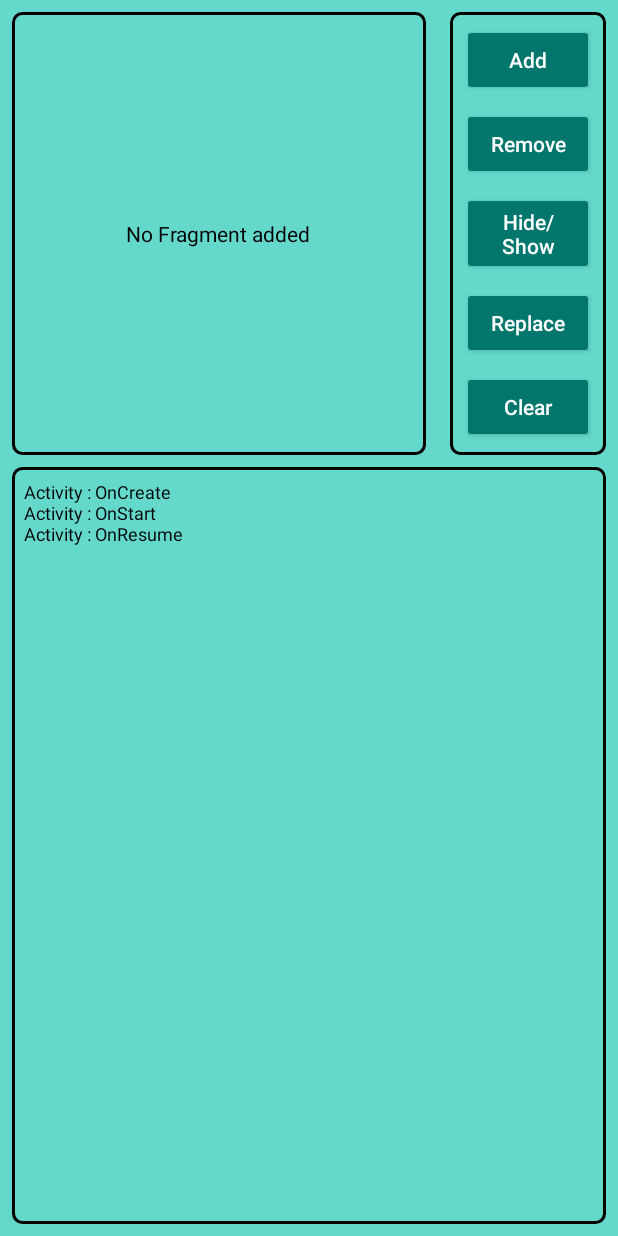
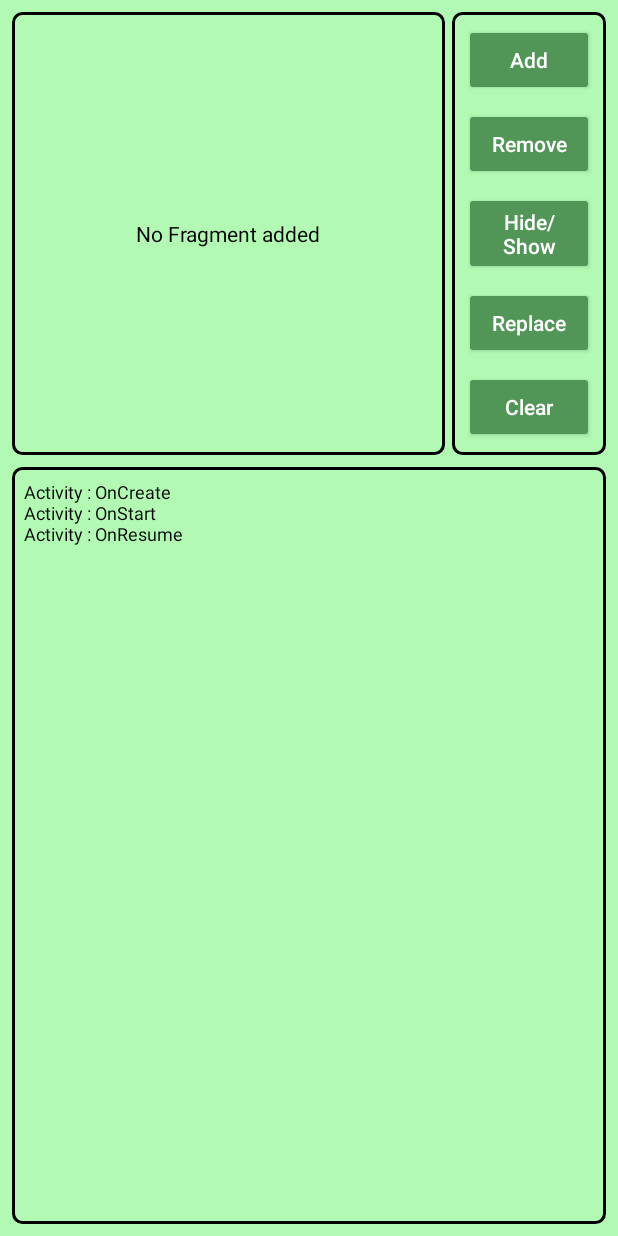
Before and after one commit to jk2pr/FragmentLifeCycle, an Android app: the screen it shows after launch (MainActivity), on a phone screen of 412 x 824 dp. Run offline under Robolectric (Android 15) with nearby library versions, the phone set to English and light mode, and no system bars.

Commit message:
Fix theme and scroll bar issue (#3)

```diff
--- a/app/build.gradle
+++ b/app/build.gradle
@@ -9,7 +9,7 @@ android {
         applicationId "com.jk.flcd"
         minSdkVersion 15
         targetSdkVersion 32
-        versionCode 7
+        versionCode 8
         versionName "1.0"
         testInstrumentationRunner "androidx.test.runner.AndroidJUnitRunner"
     }
--- a/app/src/main/java/com/jk/flcd/ui/fragments/BlankFragment.kt
+++ b/app/src/main/java/com/jk/flcd/ui/fragments/BlankFragment.kt
@@ -57,7 +57,7 @@ class BlankFragment : androidx.fragment.app.Fragment() {
     }
 
     override fun onActivityCreated(savedInstanceState: Bundle?) {
-        super.onActivityCreated(savedInstanceState!!)
+        super.onActivityCreated(savedInstanceState)
         holdingActivity.displayFragmentLog("$count OnActivityCreated")
     }
 
--- a/app/src/main/res/layout-land/activity_main.xml
+++ b/app/src/main/res/layout-land/activity_main.xml
@@ -20,30 +20,29 @@
         app:layout_constraintBottom_toBottomOf="parent"
         app:layout_constraintEnd_toStartOf="@+id/scrollView"
         app:layout_constraintStart_toStartOf="parent"
-        app:layout_constraintWidth_percent="0.45"
-        app:layout_constraintTop_toTopOf="parent">
+        app:layout_constraintTop_toTopOf="parent"
+        app:layout_constraintWidth_percent="0.45">
 
         <TextView
             android:layout_width="wrap_content"
             android:layout_height="wrap_content"
             android:layout_gravity="center"
-            android:textColor="@android:color/black"
-            android:text="@string/no_fragment" />
+            android:text="@string/no_fragment"
+            android:textColor="@android:color/black" />
 
     </FrameLayout>
     <ScrollView
         android:id="@+id/scrollView"
-        app:layout_constraintWidth_percent="0.25"
         android:layout_width="0dp"
         android:layout_height="0dp"
+        android:layout_margin="8dp"
+        android:background="@drawable/rounded_red_button"
+        android:fillViewport="true"
         android:padding="8dp"
-        android:layout_margin="8dp"
         app:layout_constraintBottom_toBottomOf="parent"
         app:layout_constraintEnd_toStartOf="@+id/constraintLayout"
         app:layout_constraintTop_toTopOf="parent"
-        android:fillViewport="true"
-        android:background="@drawable/rounded_red_button"
-      >
+        app:layout_constraintWidth_percent="0.25">
 
         <TextView
             android:id="@+id/txt_log"
@@ -54,24 +53,25 @@
 
             tools:text="Your log will appear \n here \n" />
     </ScrollView>
+
     <androidx.constraintlayout.widget.ConstraintLayout
         android:id="@+id/constraintLayout"
         android:layout_width="0dp"
         android:layout_height="wrap_content"
         android:layout_margin="8dp"
-        app:layout_constraintWidth_percent="0.25"
         android:background="@drawable/rounded_red_button"
         android:padding="8dp"
         app:layout_constraintEnd_toEndOf="parent"
-        app:layout_constraintTop_toTopOf="parent">
+        app:layout_constraintTop_toTopOf="parent"
+        app:layout_constraintWidth_percent="0.25">
 
         <androidx.appcompat.widget.AppCompatButton
             android:id="@+id/add_frag"
             android:layout_width="0dp"
             android:layout_height="wrap_content"
-            app:backgroundTint="@color/colorPrimaryDark"
             android:text="@string/add_fragment"
             android:textAllCaps="false"
+            app:backgroundTint="@color/colorPrimaryDark"
             app:layout_constraintBottom_toTopOf="@+id/remove_frag"
             app:layout_constraintEnd_toEndOf="parent"
             app:layout_constraintStart_toStartOf="parent"
@@ -82,9 +82,9 @@
             android:layout_width="0dp"
             android:layout_height="wrap_content"
             android:layout_marginTop="8dp"
-            app:backgroundTint="@color/colorPrimaryDark"
             android:text="@string/remove_top_fragment"
             android:textAllCaps="false"
+            app:backgroundTint="@color/colorPrimaryDark"
             app:layout_constraintBottom_toTopOf="@+id/hide_frag"
             app:layout_constraintEnd_toEndOf="parent"
             app:layout_constraintHorizontal_bias="0.5"
@@ -96,21 +96,22 @@
             android:layout_width="0dp"
             android:layout_height="wrap_content"
             android:layout_marginTop="8dp"
-            app:backgroundTint="@color/colorPrimaryDark"
             android:text="@string/hide_show_top_fragment"
             android:textAllCaps="false"
+            app:backgroundTint="@color/colorPrimaryDark"
             app:layout_constraintBottom_toTopOf="@+id/replace_frag"
             app:layout_constraintEnd_toEndOf="parent"
             app:layout_constraintStart_toStartOf="parent"
             app:layout_constraintTop_toBottomOf="@+id/remove_frag" />
+
         <androidx.appcompat.widget.AppCompatButton
             android:id="@+id/replace_frag"
             android:layout_width="0dp"
             android:layout_height="wrap_content"
             android:layout_marginTop="8dp"
-            app:backgroundTint="@color/colorPrimaryDark"
             android:text="@string/replace_top_fragment"
             android:textAllCaps="false"
+            app:backgroundTint="@color/colorPrimaryDark"
             app:layout_constraintBottom_toTopOf="@+id/clear"
             app:layout_constraintEnd_toEndOf="parent"
             app:layout_constraintHorizontal_bias="0.5"
@@ -118,15 +119,14 @@
             app:layout_constraintTop_toBottomOf="@+id/hide_frag" />
 
 
-
         <androidx.appcompat.widget.AppCompatButton
             android:id="@+id/clear"
             android:layout_width="0dp"
             android:layout_height="wrap_content"
             android:layout_marginTop="8dp"
-            app:backgroundTint="@color/colorPrimaryDark"
             android:text="@string/clear"
             android:textAllCaps="false"
+            app:backgroundTint="@color/colorPrimaryDark"
             app:layout_constraintBottom_toBottomOf="parent"
             app:layout_constraintEnd_toEndOf="parent"
             app:layout_constraintHorizontal_bias="0.5"
@@ -136,9 +136,4 @@
     </androidx.constraintlayout.widget.ConstraintLayout>
 
 
-
-
-
-
-
 </androidx.constraintlayout.widget.ConstraintLayout>
--- a/app/src/main/res/layout/activity_main.xml
+++ b/app/src/main/res/layout/activity_main.xml
@@ -11,15 +11,35 @@
 
     tools:context=".ui.main.MainActivity">
 
+    <FrameLayout
+        android:id="@+id/content"
+        android:layout_width="0dp"
+        android:layout_height="0dp"
+        android:layout_margin="8dp"
+        android:background="@drawable/rounded_red_button"
+        android:padding="8dp"
+        app:layout_constraintBottom_toTopOf="@+id/scrollView"
+        app:layout_constraintStart_toStartOf="parent"
+        app:layout_constraintTop_toTopOf="parent"
+        app:layout_constraintWidth_percent=".70">
+
+        <TextView
+            android:layout_width="wrap_content"
+            android:layout_height="wrap_content"
+            android:layout_gravity="center"
+            android:text="@string/no_fragment"
+            android:textColor="@android:color/black" />
+
+    </FrameLayout>
     <androidx.constraintlayout.widget.ConstraintLayout
         android:id="@+id/constraintLayout"
-        android:layout_width="wrap_content"
+        app:layout_constraintWidth_percent=".25"
+        android:layout_width="0dp"
         android:layout_height="wrap_content"
         android:layout_margin="8dp"
         android:background="@drawable/rounded_red_button"
         android:padding="8dp"
         app:layout_constraintEnd_toEndOf="parent"
-        app:layout_constraintStart_toEndOf="@+id/content"
         app:layout_constraintTop_toTopOf="parent">
 
 
@@ -33,6 +53,7 @@
             app:backgroundTint="@color/colorPrimaryDark"
             app:layout_constraintBottom_toTopOf="@+id/remove_frag"
             app:layout_constraintEnd_toEndOf="parent"
+            app:layout_constraintStart_toStartOf="parent"
             app:layout_constraintTop_toTopOf="parent" />
 
         <androidx.appcompat.widget.AppCompatButton
@@ -45,7 +66,7 @@
             app:backgroundTint="@color/colorPrimaryDark"
             app:layout_constraintBottom_toTopOf="@+id/hide_frag"
             app:layout_constraintEnd_toEndOf="parent"
-            app:layout_constraintStart_toStartOf="@+id/add_frag"
+            app:layout_constraintStart_toStartOf="parent"
             app:layout_constraintTop_toBottomOf="@+id/add_frag" />
 
 
@@ -59,8 +80,7 @@
             app:backgroundTint="@color/colorPrimaryDark"
             app:layout_constraintBottom_toTopOf="@+id/replace_frag"
             app:layout_constraintEnd_toEndOf="parent"
-            app:layout_constraintHorizontal_bias="0.5"
-            app:layout_constraintStart_toStartOf="@+id/add_frag"
+            app:layout_constraintStart_toStartOf="parent"
             app:layout_constraintTop_toBottomOf="@+id/remove_frag" />
 
         <androidx.appcompat.widget.AppCompatButton
@@ -72,7 +92,8 @@
             android:textAllCaps="false"
             app:backgroundTint="@color/colorPrimaryDark"
             app:layout_constraintBottom_toTopOf="@+id/clear"
-            app:layout_constraintStart_toStartOf="@+id/remove_frag"
+            app:layout_constraintEnd_toEndOf="parent"
+            app:layout_constraintStart_toStartOf="parent"
             app:layout_constraintTop_toBottomOf="@+id/hide_frag" />
 
 
@@ -85,31 +106,11 @@
             android:textAllCaps="false"
             app:backgroundTint="@color/colorPrimaryDark"
             app:layout_constraintEnd_toEndOf="parent"
-            app:layout_constraintHorizontal_bias="0.5"
-            app:layout_constraintStart_toStartOf="@+id/add_frag"
+            app:layout_constraintStart_toStartOf="parent"
             app:layout_constraintTop_toBottomOf="@+id/replace_frag" />
     </androidx.constraintlayout.widget.ConstraintLayout>
 
-    <FrameLayout
-        android:id="@+id/content"
-        android:layout_width="0dp"
-        android:layout_height="0dp"
-        android:layout_margin="8dp"
-        android:background="@drawable/rounded_red_button"
-        android:padding="8dp"
-        app:layout_constraintBottom_toTopOf="@+id/scrollView"
-        app:layout_constraintEnd_toStartOf="@+id/constraintLayout"
-        app:layout_constraintStart_toStartOf="parent"
-        app:layout_constraintTop_toTopOf="parent">
 
-        <TextView
-            android:layout_width="wrap_content"
-            android:layout_height="wrap_content"
-            android:layout_gravity="center"
-            android:text="@string/no_fragment"
-            android:textColor="@android:color/black" />
-
-    </FrameLayout>
 
 
     <ScrollView
@@ -117,15 +118,13 @@
         android:layout_width="match_parent"
         android:layout_height="0dp"
         android:layout_margin="8dp"
-        android:layout_marginTop="359dp"
         android:background="@drawable/rounded_red_button"
         android:fillViewport="true"
         android:padding="8dp"
         app:layout_constraintBottom_toBottomOf="parent"
         app:layout_constraintEnd_toEndOf="parent"
         app:layout_constraintStart_toStartOf="parent"
-        app:layout_constraintTop_toBottomOf="@+id/constraintLayout"
-        app:layout_constraintWidth_percent="0.25">
+        app:layout_constraintTop_toBottomOf="@+id/constraintLayout">
 
         <TextView
             android:id="@+id/txt_log"
--- a/app/src/main/res/values/colors.xml
+++ b/app/src/main/res/values/colors.xml
@@ -1,8 +1,8 @@
 <?xml version="1.0" encoding="utf-8"?>
 <resources>
-    <color name="colorPrimary">#26a69a</color>
-    <color name="colorPrimaryDark">#00766c</color>
-    <color name="colorPrimaryLight">#64d8cb</color>
+    <color name="colorPrimary">#81c784</color>
+    <color name="colorPrimaryDark">#519657</color>
+    <color name="colorPrimaryLight">#b2fab4</color>
     <color name="colorSecondaryLight">#ffff6b</color>
     <color name="colorAccent">#ffffff</color>
 </resources>
```
Lines whose indentation alone changed are shown as unchanged.
